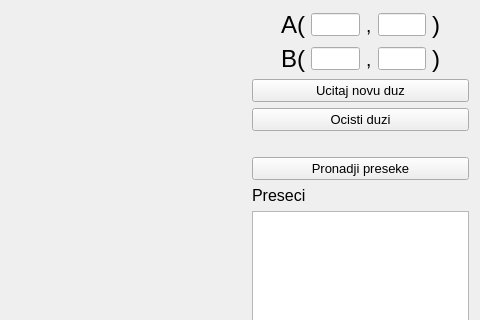
sule45/AllSegmentsIntersection, file mainwindow.ui: the form before one commit; both pictures show x 565 to 1045 and y 0 to 320 of the 1045 by 944 pixel window.
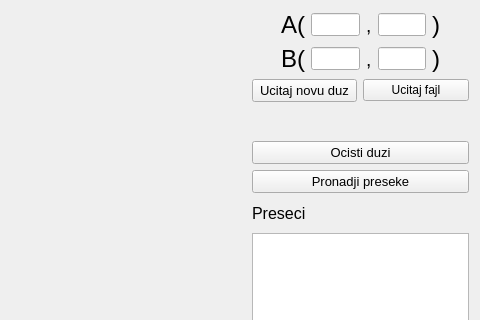
The form after the commit. Custom widgets are drawn as their Qt base class.

Commit message: dodat button za ucitavanje duzi iz fajla, i napravljen thread za algoritam

```diff
--- a/mainwindow.ui
+++ b/mainwindow.ui
@@ -23,7 +23,7 @@
       <item>
        <layout class="QVBoxLayout" name="verticalLayout">
         <property name="sizeConstraint">
-         <enum>QLayout::SetMaximumSize</enum>
+         <enum>QLayout::SetFixedSize</enum>
         </property>
         <item>
          <layout class="QHBoxLayout" name="horizontalLayout_3">
@@ -260,6 +260,15 @@
          </layout>
         </item>
         <item>
+         <layout class="QHBoxLayout" name="horizontalLayout_5">
+          <item>
+           <widget class="QPushButton" name="pushButton_4">
+            <property name="text">
+             <string>Ucitaj fajl</string>
+            </property>
+           </widget>
+          </item>
+          <item>
          <widget class="QPushButton" name="pushButton">
           <property name="font">
            <font>
@@ -271,17 +280,7 @@
           </property>
          </widget>
         </item>
-        <item>
-         <widget class="QPushButton" name="pushButton_3">
-          <property name="font">
-           <font>
-            <pointsize>10</pointsize>
-           </font>
-          </property>
-          <property name="text">
-           <string>Ocisti duzi</string>
-          </property>
-         </widget>
+         </layout>
         </item>
         <item>
          <widget class="QLabel" name="labelaUneteDuzi">
@@ -290,6 +289,18 @@
           </property>
          </widget>
         </item>
+        <item>
+         <widget class="QPushButton" name="pushButton_3">
+          <property name="font">
+           <font>
+            <pointsize>10</pointsize>
+           </font>
+          </property>
+          <property name="text">
+           <string>Ocisti duzi</string>
+          </property>
+         </widget>
+        </item>
         <item>
          <widget class="QPushButton" name="pushButton_2">
           <property name="font">
@@ -316,6 +327,15 @@
         </item>
         <item>
          <widget class="QTextBrowser" name="textBrowser">
+          <property name="enabled">
+           <bool>true</bool>
+          </property>
+          <property name="sizePolicy">
+           <sizepolicy hsizetype="Preferred" vsizetype="Preferred">
+            <horstretch>0</horstretch>
+            <verstretch>0</verstretch>
+           </sizepolicy>
+          </property>
           <property name="minimumSize">
            <size>
             <width>0</width>
```
Left out of the diff: 11 changed lines with no effect on the pictures. Lines whose indentation alone changed are shown as unchanged. The commit also changes 8 other files.
